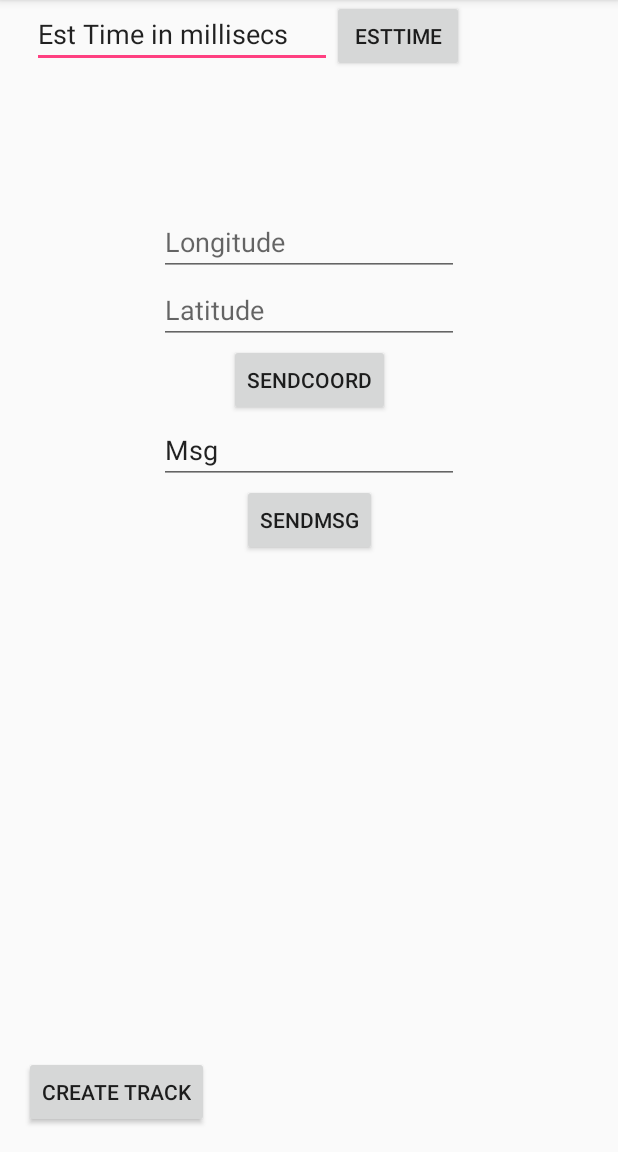
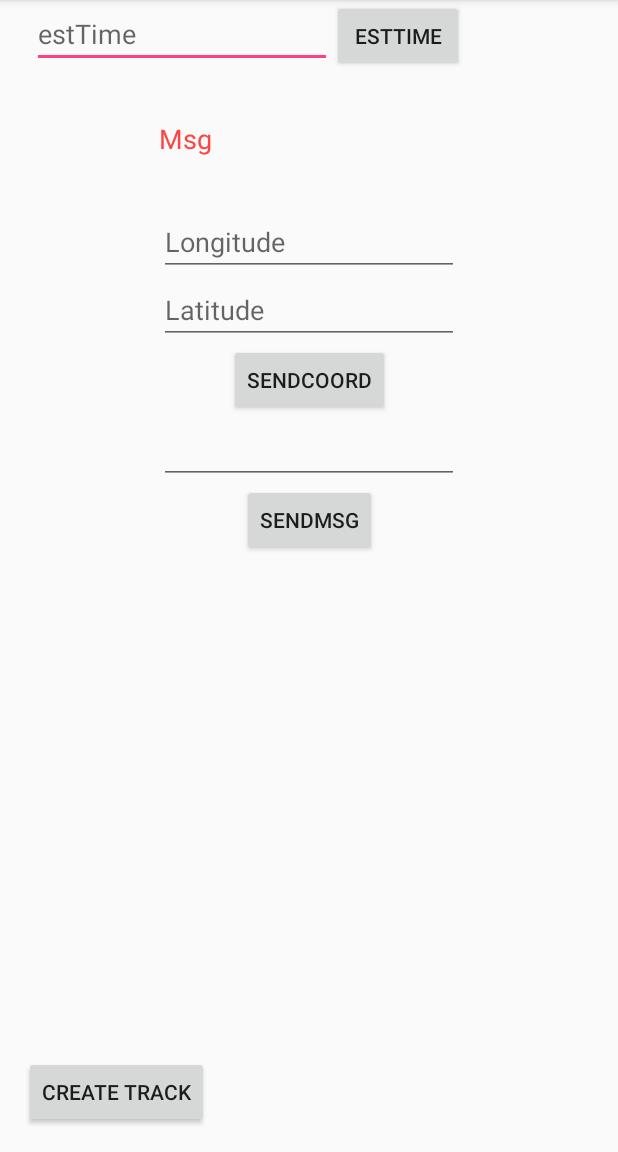
Before and after one commit to DBSE-teaching/isee2018-Codefathers, an Android app: the MainActivity screen opened directly, with no data from a screen before it, after a tap on "SENDMSG", on a phone screen of 412 x 824 dp, the part 84-1236 px from its top. Run offline under Robolectric (Android 15) with nearby library versions, the phone set to English and light mode, and no system bars; our stand-ins replace Firebase (no records; nobody signed in at launch, a user with empty details on screens opened directly).

Commit message:
messaging ok

```diff
--- a/Tripalert /app/src/main/java/codefathers/isee/com/tripalert/DataStoreService.java
+++ b/Tripalert /app/src/main/java/codefathers/isee/com/tripalert/DataStoreService.java
@@ -4,7 +4,10 @@ import android.app.Service;
 import android.content.Intent;
 import android.location.Location;
 import android.os.IBinder;
+import android.support.annotation.NonNull;
 import android.util.Log;
+import android.widget.EditText;
+import android.widget.TextView;
 
 
 import com.google.firebase.database.DataSnapshot;
@@ -14,14 +17,16 @@ import com.google.firebase.database.DatabaseReference;
 import com.google.firebase.database.IgnoreExtraProperties;
 import com.google.firebase.database.ValueEventListener;
 
+
 import codefathers.isee.com.tripalert.Model.GpsCoordinates;
 import codefathers.isee.com.tripalert.Model.AppUser;
 
 import static android.content.ContentValues.TAG;
 
 public class DataStoreService extends Service {
+    private FirebaseDatabase mDatabase;
     private DatabaseReference mDatabaseRef;
-
+    private  DatabaseReference msgDatabaseRef;
     public DataStoreService() {
     }
 
@@ -31,9 +36,17 @@ public class DataStoreService extends Service {
         throw new UnsupportedOperationException("Not yet implemented");
     }
 
+    @Override
+    public void onCreate() {
+        super.onCreate();
+
+    }
+
+    /////////////
+
     public void dbWrite(GpsCoordinates gpsCoordinates, AppUser appUser) {
         Log.d(TAG,"BEFORE CRASH");
-        mDatabaseRef = FirebaseDatabase.getInstance().getReference();
+        mDatabaseRef = mDatabase.getInstance().getReference();
        // mDatabaseRef.child("Moiusers").child("userId").setValue(user);
         GpsCoordinates origin = new GpsCoordinates();
         GpsCoordinates lastKnownLocation = new GpsCoordinates();
@@ -45,7 +58,7 @@ public class DataStoreService extends Service {
         mDatabaseRef.child("users").child("userId").child("track").child("destination").child("latitude").setValue(gpsCoordinates.latitude);
 //
         mDatabaseRef.child("users").child("userId").child("track").child("origin").setValue(gpsCoordinates);
-       mDatabaseRef.child("users").child("userId").child("track").child("lastKnownLocation").setValue(gpsCoordinates);
+        mDatabaseRef.child("users").child("userId").child("track").child("lastKnownLocation").setValue(gpsCoordinates);
         //mDatabaseRef.child("location").child("destination").child("latitude").setValue(mData.latitude);
 
         //
@@ -71,6 +84,40 @@ public class DataStoreService extends Service {
         //just checking. d 1 line above is ok
         System.out.println(mDatabaseRef.addValueEventListener(locationListener).hashCode());
 
+    }
+
+    /////////
+
+    public void writeMessageDb(final EditText mEditText, final TextView mTextView) {
+
+        FirebaseDatabase.getInstance().getReference().child("users999")
+                .addListenerForSingleValueEvent(new ValueEventListener() {
+                    @Override
+                    public void onDataChange(@NonNull DataSnapshot dataSnapshot) {
+                        // Get Post object and use the values to update the UI
+                        //Post post = dataSnapshot.getValue(Post.class);
+                        String post = dataSnapshot.getValue(String.class);
+                        // ...
+
+                        //get text from edittext and convert it to string
+                        String messageString = mEditText.getText().toString();
+
+                        //set string from edittext to textview
+                        mTextView.setText(messageString);
+
+                        //clear edittext after sending text to message
+                        mEditText.setText("");
+
+                        ////
+                    }
+
+                    @Override
+                    public void onCancelled(@NonNull DatabaseError databaseError) {
+                        // Getting Post failed, log a message
+                        Log.w(TAG, "loadPost:onCancelled", databaseError.toException());
+                        // ...
+                    }
+                });
 
 
     }
--- a/Tripalert /app/src/main/java/codefathers/isee/com/tripalert/FbNotificationManager.java
+++ b/Tripalert /app/src/main/java/codefathers/isee/com/tripalert/FbNotificationManager.java
@@ -33,10 +33,6 @@ public class FbNotificationManager {
                         .setSmallIcon(R.drawable.ic_tracker)
                         .setContentTitle(title)
                         .setContentText(body);
-
-
-
-
         Intent resultIntent = new Intent(mCtx, MainActivity.class);
 
         PendingIntent pendingIntent = PendingIntent.getActivity(mCtx, 0, resultIntent, PendingIntent.FLAG_UPDATE_CURRENT);
--- a/Tripalert /app/src/main/java/codefathers/isee/com/tripalert/MainActivity.java
+++ b/Tripalert /app/src/main/java/codefathers/isee/com/tripalert/MainActivity.java
@@ -8,6 +8,7 @@ import android.util.Log;
 import android.view.View;
 import android.widget.Button;
 import android.widget.EditText;
+import android.widget.TextView;
 import android.widget.Toast;
 
 import com.google.android.gms.tasks.OnCompleteListener;
@@ -24,6 +25,7 @@ public class MainActivity extends AppCompatActivity {
         super.onCreate(savedInstanceState);
         setContentView(R.layout.activity_main);
     }
+
     public void setupTracking(View view) {
         Intent intent = new Intent(this, GpsTrackActivity.class);
         //EditText editText = (EditText) findViewById(R.id.editText);
@@ -33,6 +35,7 @@ public class MainActivity extends AppCompatActivity {
 
 
     }
+
     public void sendDestinationSetting(View view) {
         //Intent intent = new Intent(this, GpsTrackActivity.class);
         Button mButton = (Button) findViewById(R.id.btnCoord);
@@ -46,10 +49,11 @@ public class MainActivity extends AppCompatActivity {
         Log.d("Dest Longitude", longi.toString());
         Log.d("Dest Latitude", lati.toString());
 
-        GpsCoordinates gps = new GpsCoordinates(longi.toString(),lati.toString());
+        GpsCoordinates gps = new GpsCoordinates(longi.toString(), lati.toString());
         AppUser appUser = new AppUser("alab23");
         mDataStoreService.dbWrite(gps, appUser);
     }
+
     public void sendTimeEst(View view) {
         //Intent intent = new Intent(this, GpsTrackActivity.class);
         Button mButton = (Button) findViewById(R.id.btnTime);
@@ -59,15 +63,45 @@ public class MainActivity extends AppCompatActivity {
 
     public void sendText(View view) {
         //Intent intent = new Intent(this, GpsTrackActivity.class);
-         final EditText anyText = (EditText) findViewById(R.id.anyText);
-         String dText = anyText.getText().toString();
+        final EditText anyText = (EditText) findViewById(R.id.anyText);
+        String dText = anyText.getText().toString();
         Log.d("Message here", anyText.getText().toString());
         DataStoreService mDataStoreService = new DataStoreService();
-        GpsCoordinates gps = new GpsCoordinates("999longiz","777lat");
+        GpsCoordinates gps = new GpsCoordinates("999longiz", "777lat");
         AppUser appUser = new AppUser("alab23");
         mDataStoreService.dbWrite(gps, appUser);
     }
 
+    public void sendMessageDD(View view) {
+
+         EditText editMessage = (EditText) findViewById(R.id.anyText);
+         TextView textView = (TextView) findViewById(R.id.dispText);
+
+        //get text from edittext and convert it to string
+        String messageString = editMessage.getText().toString();
+
+        //set string from edittext to textview
+        textView.setText(messageString);
+
+        //clear edittext after sending text to message
+        editMessage.setText("");
 
 
+    }
+
+    public void sendMessage(View view) {
+
+        EditText editMessage = (EditText) findViewById(R.id.anyText);
+        TextView textView = (TextView) findViewById(R.id.dispText);
+
+        DataStoreService mDataStoreService = new DataStoreService();
+
+        mDataStoreService.writeMessageDb(editMessage, textView);
+
+        //get text from edittext and convert it to string
+
+    }
+
+    // Database listener
+
 }
--- a/Tripalert /app/src/main/res/layout/activity_main.xml
+++ b/Tripalert /app/src/main/res/layout/activity_main.xml
@@ -10,13 +10,14 @@
         android:id="@+id/timeText"
         android:layout_width="200dp"
         android:layout_height="wrap_content"
-        android:text="Est Time in millisecs"
+        android:hint="estTime"
+        android:inputType="time"
         android:textSize="18sp"
         app:layout_constraintBottom_toTopOf="@+id/emailText"
         app:layout_constraintEnd_toEndOf="parent"
         app:layout_constraintHorizontal_bias="0.1"
         app:layout_constraintStart_toStartOf="parent"
-        app:layout_constraintTop_toTopOf="parent"/>
+        app:layout_constraintTop_toTopOf="parent" />
 
     <Button
         android:id="@+id/btnTime"
@@ -25,6 +26,21 @@
         android:onClick="sendTimeEst"
         android:text="EstTime"
         app:layout_constraintStart_toEndOf="@+id/timeText" />
+
+
+    <TextView
+        android:id="@+id/dispText"
+        android:layout_width="200dp"
+        android:layout_height="wrap_content"
+        android:hint="Display"
+        android:inputType="number|numberSigned|numberDecimal"
+        android:textColor="@android:color/holo_red_light"
+        android:textSize="18sp"
+        app:layout_constraintBottom_toTopOf="@+id/longText"
+        app:layout_constraintEnd_toEndOf="parent"
+        app:layout_constraintHorizontal_bias="0.5"
+        app:layout_constraintStart_toStartOf="parent"
+        app:layout_constraintTop_toBottomOf="@+id/timeText" />
 
     <EditText
         android:id="@+id/longText"
@@ -80,7 +96,7 @@
         android:id="@+id/btnSendAny"
         android:layout_width="wrap_content"
         android:layout_height="wrap_content"
-        android:onClick="sendText"
+        android:onClick="sendMessage"
         android:text="SendMsg"
         app:layout_constraintBottom_toTopOf="@+id/button3"
         app:layout_constraintEnd_toEndOf="parent"
```
